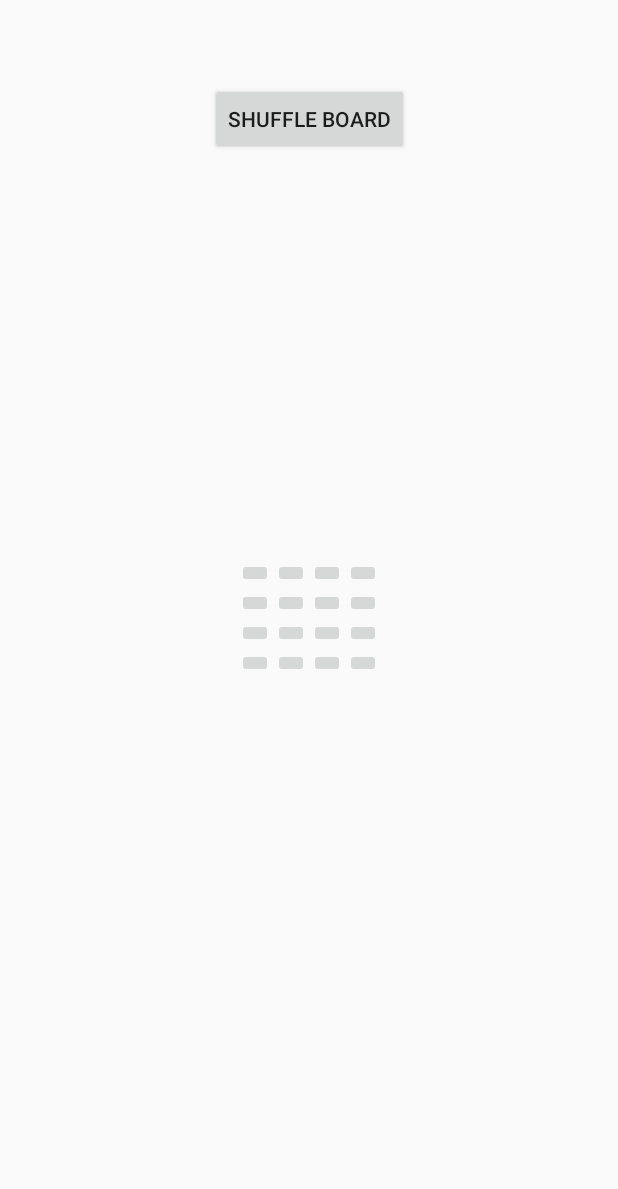
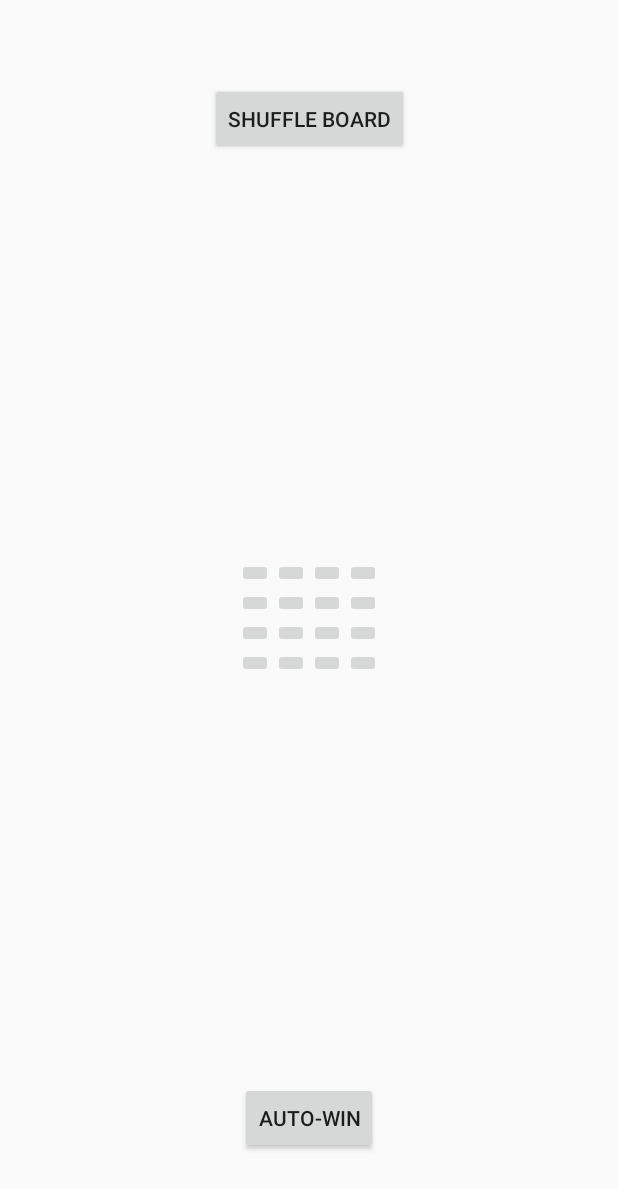
Before and after one commit to m-s-puglielli/Pugliell21_FifteenSquare, an Android app: the layout activity_main.xml on its own in the app's theme, with its tools: preview values and no code run, on a phone screen of 412 x 824 dp. Shown: the top 1189 px of the screen. Run offline under Robolectric (Android 15) with nearby library versions, the phone set to English and light mode, and no system bars.

Commit message:
Optimized the implementation of a couple functions. Also, added an "Auto-Win" for testing purposes.

```diff
--- a/app/src/main/java/com/e/pugliell21_fifteensquare/ButtonHandler.java
+++ b/app/src/main/java/com/e/pugliell21_fifteensquare/ButtonHandler.java
@@ -41,7 +41,10 @@ public class ButtonHandler implements View.OnClickListener
 
 		// IF THE SHUFFLE BUTTON WAS PRESSED
 		else if (v instanceof Button)
-			this.model.shuffle();
+			if (v.getId() == R.id.Shuffle)
+				this.model.shuffle();
+			else if (v.getId() == R.id.AutoWin)
+				this.model.win();
 	}
 
 
--- a/app/src/main/res/layout/activity_main.xml
+++ b/app/src/main/res/layout/activity_main.xml
@@ -7,7 +7,7 @@
 	tools:context=".MainActivity">
 
 	<androidx.constraintlayout.widget.Guideline
-		android:id="@+id/HorizonalEighthLine"
+		android:id="@+id/HorizonalUpperLine"
 		android:layout_width="wrap_content"
 		android:layout_height="wrap_content"
 		android:orientation="horizontal"
@@ -18,7 +18,7 @@
 		android:layout_width="wrap_content"
 		android:layout_height="wrap_content"
 		android:text="@string/shuffle_board"
-		app:layout_constraintBottom_toTopOf="@+id/HorizonalEighthLine"
+		app:layout_constraintBottom_toTopOf="@+id/HorizonalUpperLine"
 		app:layout_constraintEnd_toEndOf="parent"
 		app:layout_constraintStart_toStartOf="parent" />
 
@@ -148,4 +148,20 @@
 		app:layout_constraintStart_toEndOf="@+id/Square32"
 		app:layout_constraintTop_toBottomOf="@+id/Square23" />
 
+	<androidx.constraintlayout.widget.Guideline
+		android:id="@+id/HorizontalLowerLine"
+		android:layout_width="wrap_content"
+		android:layout_height="wrap_content"
+		android:orientation="horizontal"
+		app:layout_constraintGuide_percent="0.875" />
+
+	<Button
+		android:id="@+id/AutoWin"
+		android:layout_width="wrap_content"
+		android:layout_height="wrap_content"
+		android:text="@string/auto_win"
+		app:layout_constraintEnd_toEndOf="parent"
+		app:layout_constraintStart_toStartOf="parent"
+		app:layout_constraintTop_toTopOf="@+id/HorizontalLowerLine" />
+
 </androidx.constraintlayout.widget.ConstraintLayout>
--- a/app/src/main/res/values/strings.xml
+++ b/app/src/main/res/values/strings.xml
@@ -1,4 +1,5 @@
 <resources>
 	<string name="app_name">Pugliell21_FifteenSquare</string>
 	<string name="shuffle_board">Shuffle Board</string>
+	<string name="auto_win">Auto-Win</string>
 </resources>
```
Also changed, not shown: app/src/main/java/com/e/pugliell21_fifteensquare/BoardModel.java (+19 -15 lines), app/src/main/java/com/e/pugliell21_fifteensquare/MainActivity.java (+23 -23 lines).
